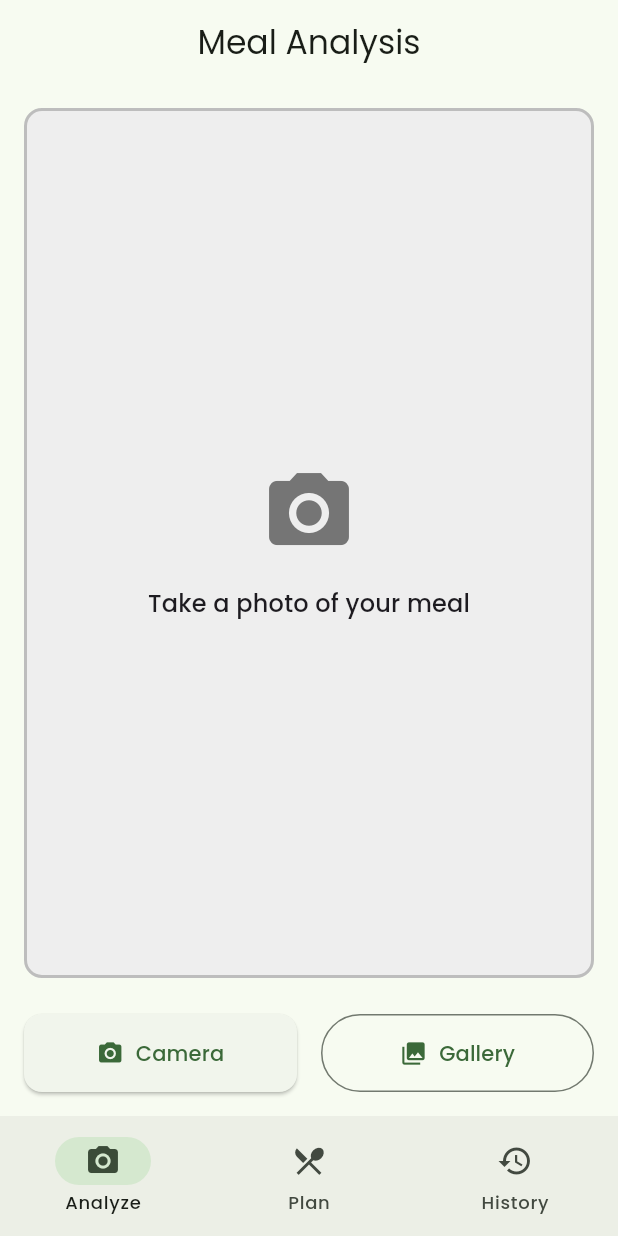
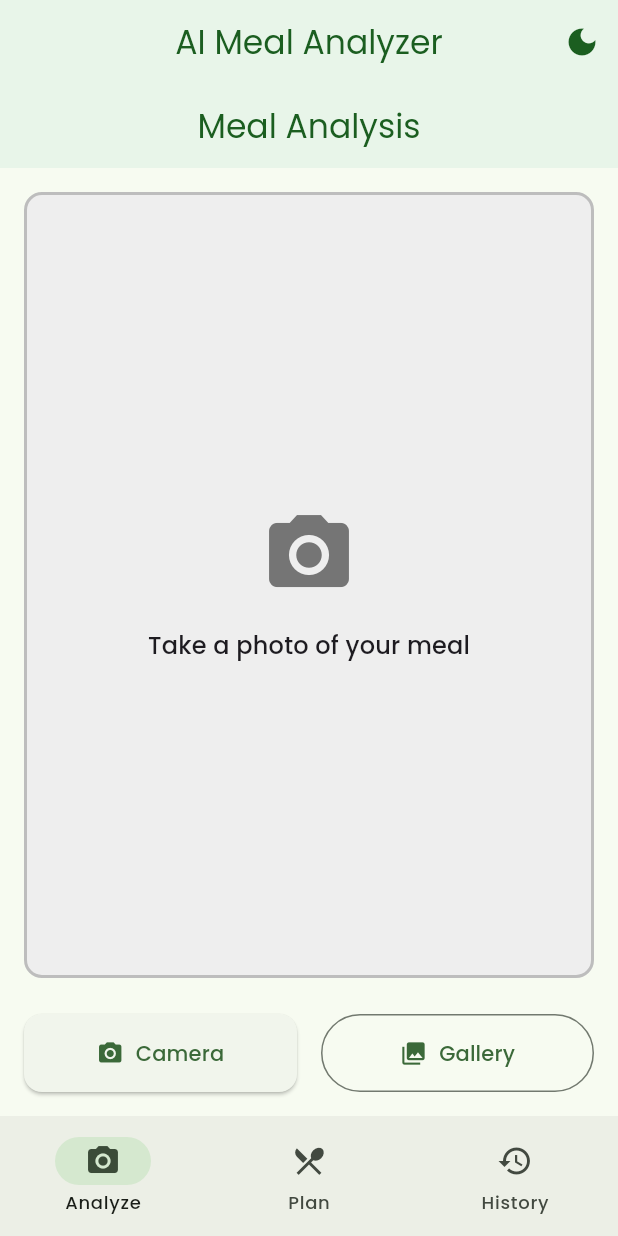
Before and after one commit to ravikumarsaini3/meal_analyzer, a Flutter app: the screen it shows after launch, on a phone screen of 412 x 824 dp. Run offline on Flutter 3.47's test engine with Material 3 defaults, Android fonts, the phone set to English and light mode, and no system bars; our stand-ins replace camera, fl_chart, flutter_dotenv, google_fonts, image_picker, sqflite; accounts and stored records are empty.

Commit message:
adding dark and light mode

```diff
--- a/lib/main.dart
+++ b/lib/main.dart
@@ -1,13 +1,13 @@
+// lib/main.dart
 import 'package:flutter/material.dart';
 import 'package:flutter_dotenv/flutter_dotenv.dart';
 import 'package:meal_analyzer_app/providers/meals_plan_providers.dart';
+import 'package:meal_analyzer_app/providers/meal_provider.dart';
+import 'package:meal_analyzer_app/providers/theme_provider.dart'; // Add this import
 import 'package:meal_analyzer_app/screen/home_screen.dart';
 import 'package:provider/provider.dart';
 import 'package:google_fonts/google_fonts.dart';
-import 'providers/meal_provider.dart';
-
 import 'services/camera_service.dart';
-
 
 void main() async {
   WidgetsFlutterBinding.ensureInitialized();
@@ -26,8 +26,11 @@ class MyApp extends StatelessWidget {
       providers: [
         ChangeNotifierProvider(create: (_) => MealProvider()),
         ChangeNotifierProvider(create: (_) => MealPlanProvider()),
+        ChangeNotifierProvider(create: (_) => ThemeProvider()), // Add theme provider
       ],
-      child: MaterialApp(
+      child: Consumer<ThemeProvider>(
+        builder: (context, themeProvider, child) {
+          return MaterialApp(
             title: 'AI Meal Analyzer',
             debugShowCheckedModeBanner: false,
             theme: ThemeData(
@@ -41,6 +44,8 @@ class MyApp extends StatelessWidget {
                 centerTitle: true,
                 elevation: 0,
                 scrolledUnderElevation: 0,
+                backgroundColor: Colors.green.shade50,
+                foregroundColor: Colors.green.shade900,
               ),
               cardTheme: CardThemeData(
                 elevation: 2,
@@ -58,9 +63,49 @@ class MyApp extends StatelessWidget {
                 ),
               ),
             ),
-        home:dotenv.env['GEMINI_API_KEY'] != null
+            darkTheme: ThemeData(
+              useMaterial3: true,
+              colorScheme: ColorScheme.fromSeed(
+                seedColor: Colors.green,
+                brightness: Brightness.dark,
+              ),
+              textTheme: GoogleFonts.poppinsTextTheme().apply(
+                bodyColor: Colors.white,
+                displayColor: Colors.white,
+              ),
+              appBarTheme: AppBarTheme(
+                centerTitle: true,
+                elevation: 0,
+                scrolledUnderElevation: 0,
+                backgroundColor: Colors.green.shade900,
+                foregroundColor: Colors.white,
+              ),
+              cardTheme: CardThemeData(
+                elevation: 4,
+                margin: EdgeInsets.symmetric(vertical: 4),
+                shape: RoundedRectangleBorder(
+                  borderRadius: BorderRadius.circular(12),
+                ),
+                color: Colors.grey.shade800,
+              ),
+              elevatedButtonTheme: ElevatedButtonThemeData(
+                style: ElevatedButton.styleFrom(
+                  shape: RoundedRectangleBorder(
+                    borderRadius: BorderRadius.circular(12),
+                  ),
+                  padding: EdgeInsets.symmetric(vertical: 16),
+                  backgroundColor: Colors.green.shade700,
+                ),
+              ),
+              scaffoldBackgroundColor: Colors.grey.shade900,
+              dialogBackgroundColor: Colors.grey.shade800,
+            ),
+            themeMode: themeProvider.isDarkMode ? ThemeMode.dark : ThemeMode.light,
+            home: dotenv.env['GEMINI_API_KEY'] != null
                 ? HomeScreen()
                 : ApiKeySetupScreen(),
+          );
+        },
       ),
     );
   }
@@ -69,6 +114,8 @@ class MyApp extends StatelessWidget {
 class ApiKeySetupScreen extends StatelessWidget {
   @override
   Widget build(BuildContext context) {
+    final isDarkMode = Theme.of(context).brightness == Brightness.dark;
+
     return Scaffold(
       body: Center(
         child: Padding(
@@ -79,7 +126,7 @@ class ApiKeySetupScreen extends StatelessWidget {
               Icon(
                 Icons.key,
                 size: 64,
-                color: Colors.grey,
+                color: isDarkMode ? Colors.green.shade300 : Colors.green.shade700,
               ),
               SizedBox(height: 24),
               Text(
--- /dev/null
+++ b/lib/providers/theme_provider.dart
@@ -0,0 +1,12 @@
+import 'package:flutter/material.dart';
+
+class ThemeProvider with ChangeNotifier {
+  bool _isDarkMode = false;
+  bool get isDarkMode=> _isDarkMode;
+
+  void toggleTheme(){
+    _isDarkMode = !_isDarkMode;
+    notifyListeners();
+  }
+
+}
--- a/lib/screen/history_screen.dart
+++ b/lib/screen/history_screen.dart
@@ -202,7 +202,7 @@ class _HistoryScreenState extends State<HistoryScreen>
     );
   }
 
-// ------------ WEEKLY CALORIES CHART ------------
+
   Widget _buildWeeklyCaloriesChart(List<Meal> meals) {
     final weeklyData = _getWeeklyCaloriesData(meals);
 
@@ -255,7 +255,7 @@ class _HistoryScreenState extends State<HistoryScreen>
     );
   }
 
-// ------------ NUTRITION SUMMARY ------------
+
   Widget _buildNutritionSummary(List<Meal> meals) {
     final totalCalories = meals.fold<double>(0, (sum, meal) => sum + meal.nutrition.calories);
     final avgCalories = totalCalories / meals.length;
@@ -304,7 +304,7 @@ class _HistoryScreenState extends State<HistoryScreen>
     );
   }
 
-// ------------ MACRO DISTRIBUTION CHART ------------
+
   Widget _buildMacroDistributionChart(List<Meal> meals) {
     final totalProtein = meals.fold<double>(0, (sum, meal) => sum + meal.nutrition.protein);
     final totalCarbs = meals.fold<double>(0, (sum, meal) => sum + meal.nutrition.carbs);
@@ -356,7 +356,7 @@ class _HistoryScreenState extends State<HistoryScreen>
     );
   }
 
-// ------------ WEEKLY DATA HELPER ------------
+
   List<FlSpot> _getWeeklyCaloriesData(List<Meal> meals) {
     Map<int, double> dailyCalories = {for (int i = 0; i < 7; i++) i: 0};
 
@@ -395,23 +395,5 @@ class _HistoryScreenState extends State<HistoryScreen>
       ),
     );
   }
-  void _showDeleteDialogPlan(MealPlan plan, MealPlanProvider provider) {
-    showDialog(
-      context: context,
-      builder: (context) => AlertDialog(
-        title: Text('Delete Meal'),
-        content:  Text('Are you sure you want to delete this meal plan?'),
-        actions: [
-          TextButton(onPressed: () => Navigator.pop(context), child: Text('Cancel')),
-          TextButton(
-            onPressed: () {
-              provider.deletePlan(plan);
-              Navigator.pop(context);
-            },
-            child: Text('Delete', style: TextStyle(color: Colors.red)),
-          ),
-        ],
-      ),
-    );
-  }
+
 }
--- a/lib/screen/home_screen.dart
+++ b/lib/screen/home_screen.dart
@@ -1,5 +1,7 @@
 import 'package:flutter/material.dart';
+import 'package:provider/provider.dart';
 
+import '../providers/theme_provider.dart';
 import 'meal_planinig_screen.dart';
 
 import 'history_screen.dart';
@@ -21,7 +23,20 @@ class _HomeScreenState extends State<HomeScreen> {
 
   @override
   Widget build(BuildContext context) {
+    final themeProvider = Provider.of<ThemeProvider>(context, listen: false);
     return Scaffold(
+      appBar: AppBar(
+        title: const Text('AI Meal Analyzer'),
+        actions: [
+          IconButton(
+            icon:  Icon(themeProvider.isDarkMode ? Icons.light_mode : Icons.dark_mode),
+            onPressed: () {
+
+              themeProvider.toggleTheme();
+            },
+          ),
+        ],
+      ),
       body: _screens[_currentIndex],
       bottomNavigationBar: NavigationBar(
 
```
Also changed, not shown: 1 other file. Lines whose indentation alone changed are shown as unchanged.
